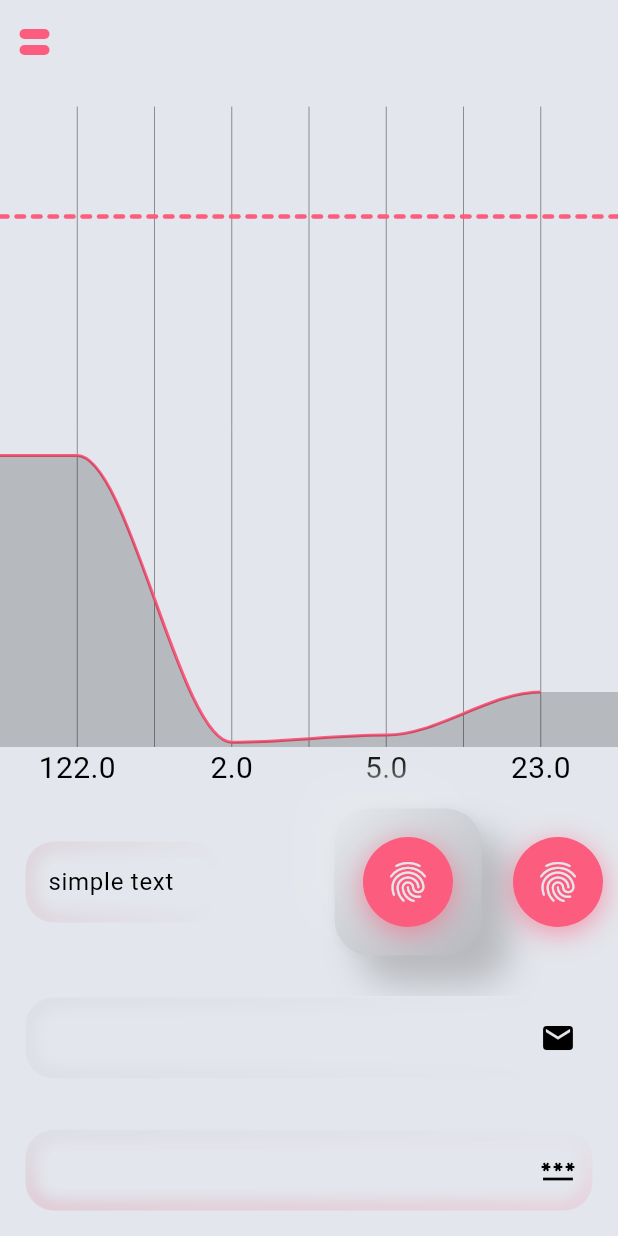
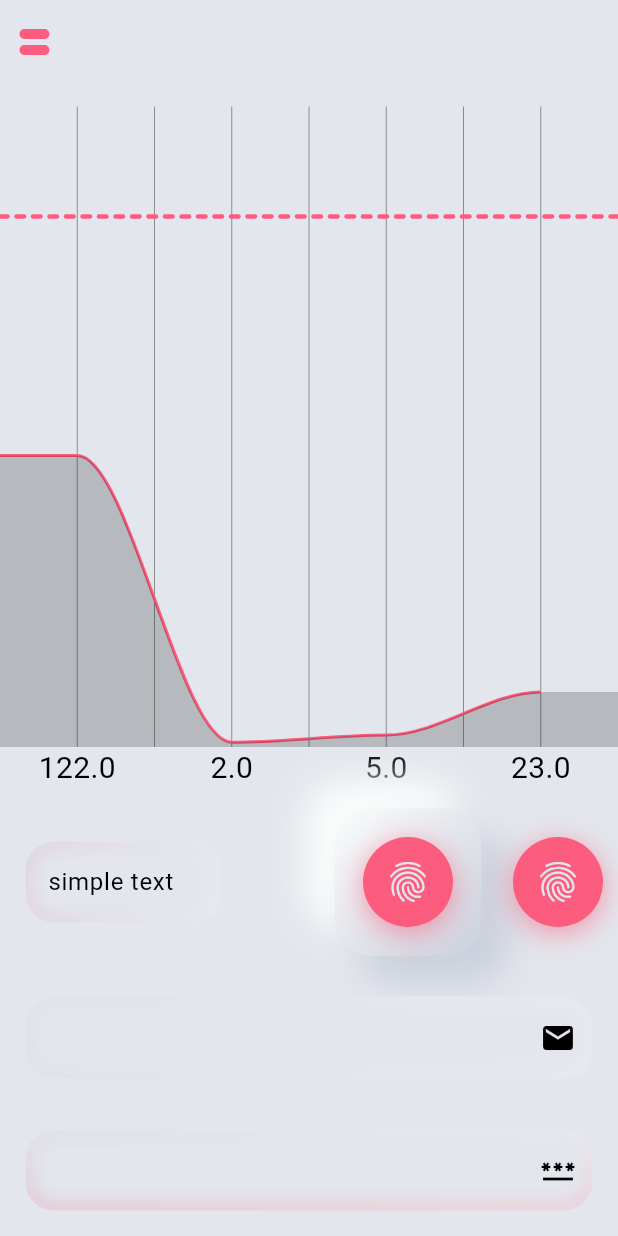
Before and after one commit to coredeveloper/itwillrock_ui, a Flutter app: the screen it shows after launch, on a phone screen of 412 x 824 dp. Run offline on Flutter 3.47's test engine with Material 3 defaults, Android fonts, the phone set to English and light mode, and no system bars; Roboto replaces fonts that are missing (Butler).

Commit message:
v0.1.2: Refactor AppColors to derive colors from background
- Add AppColors.configure() for single-point color configuration
- Auto-derive shadow colors from background using HSL
- Auto-compute text color based on background luminance
- Simplify example to use new configure() method
- Maintain backward compatibility with switchColorMode()

````diff
--- a/neumorphism/itwillrock_mobile_ui/example/lib/menu_demo.dart
+++ b/neumorphism/itwillrock_mobile_ui/example/lib/menu_demo.dart
@@ -6,7 +6,6 @@ import 'package:itwillrock_mobile_ui_example/demo/second.dart';
 
 // Neumorphism package
 import 'package:itwillrock_neumorphism/constants/colors.dart';
-import 'package:itwillrock_neumorphism/color_utils.dart';
 import 'package:itwillrock_neumorphism/neumorphism.dart';
 import 'package:itwillrock_neumorphism/menu/menu_container.dart';
 
@@ -26,7 +25,6 @@ class _MainState extends State<Main> with SingleTickerProviderStateMixin {
   static const _animationDuration = Duration(milliseconds: 300);
   static const double _menuShiftValue = 200.0;
   static const double _paddingValue = 16.0;
-  static const int _darkenFactor = 20;
   static const List<String> _menuItems = ["Sample 1", "Sample 2"];
 
   // State
@@ -134,8 +132,8 @@ class _MainState extends State<Main> with SingleTickerProviderStateMixin {
         animation: _controller,
         builder: (_, __) => AnimatedContainer(
           duration: _animationDuration,
-          color: ColorsUtils.darken(
-              AppColors.mainColor, _darkenFactor * _controller.value.toInt()),
+          color: Color.lerp(
+              AppColors.mainColor, Colors.black, _controller.value * 0.2),
           padding: padding,
           child: NavigationWrapper(
             menu: _buildMenu(context),
@@ -150,12 +148,12 @@ class _MainState extends State<Main> with SingleTickerProviderStateMixin {
   void _updateThemeColors(BuildContext context) {
     final themeData = Theme.of(context);
 
-    AppColors.mainColor = themeData.colorScheme.surface;
-    AppColors.textColor = themeData.textTheme.titleLarge!.color!;
-    AppColors.lightShadowColor = ColorsUtils.lighten(AppColors.mainColor, 7);
-    AppColors.darkShadowColor =
-        ColorsUtils.darken(AppColors.mainColor, _darkenFactor);
-    AppColors.accentColor = themeData.colorScheme.primary;
-    AppColors.altAccentColor = themeData.colorScheme.secondary;
+    // Configure neumorphic colors from theme
+    // Shadow colors are automatically derived from the background
+    AppColors.configure(
+      backgroundColor: themeData.colorScheme.surface,
+      accent: themeData.colorScheme.primary,
+      altAccent: themeData.colorScheme.secondary,
+    );
   }
 }
--- a/neumorphism/itwillrock_mobile_ui/lib/constants/colors.dart
+++ b/neumorphism/itwillrock_mobile_ui/lib/constants/colors.dart
@@ -1,97 +1,123 @@
 import 'package:flutter/painting.dart';
 
-/// Simple transperent color defentition, Yes we assume that sometimes transperent isn't fully transperent.
+/// Simple transparent color definition
 const transparentColor = Color.fromARGB(0, 0, 0, 0);
 
-///The main color in Light mode
-const mainColorLightMode = Color(0xFFE3E6EC);
+/// Default background color for light mode
+const defaultBackgroundLight = Color(0xFFE3E6EC);
 
-///The main color in Dark mode
-const mainColorDarkMode = Color(0xFF2A2D32);
+/// Default background color for dark mode
+const defaultBackgroundDark = Color(0xFF2A2D32);
 
-///The light color in Light mode
-const lightColorLightMode = Color(0xFFFFFFFF);
+/// Default accent color
+const defaultAccentColor = Color(0xFFFC5C7D);
 
-///The dark color in Light mode
-const darkColorLightMode = Color(0xFFD1D9E6);
+/// Default alternative accent color
+const defaultAltAccentColor = Color(0xFF6A82FB);
 
-///The light color in Dark mode
-const lightColorDarkMode = Color(0xFF000000);
-
-///The dark color in Dark mode
-const darkColorDarkMode = Color(0xFF24262B);
-
-///The text color in Light mode
-const textColorLightMode = Color(0xFF000000);
-
-///The text color in Dark mode
-const textColorDarkMode = Color(0xFFFFFFFF);
-
-///The alternative text color for non primary controls
+/// Alternative text color for use on accent/gradient backgrounds
 const altTextColor = Color(0xFFFFFFFF);
 
-///The accent color used to highlight or mark
-const accentColorConst = Color(0xFFFC5C7D);
+/// Dynamic color configuration for neumorphic design.
+///
+/// Colors are derived from a single background color:
+/// - [mainColor]: The background color (user-provided or default)
+/// - [lightShadowColor]: Computed lighter shade for highlights
+/// - [darkShadowColor]: Computed darker shade for shadows
+/// - [textColor]: Computed contrasting color for readability
+/// - [accentColor]: User-provided accent color for highlights
+///
+/// Example usage:
+/// ```dart
+/// // Configure with custom background and accent
+/// AppColors.configure(
+///   backgroundColor: Color(0xFFE0E5EC),
+///   accentColor: Colors.pink,
+/// );
+///
+/// // Or use dark mode preset
+/// AppColors.switchColorMode(darkMode: true);
+/// ```
+class AppColors {
+  // Private backing field for background color
+  static Color _backgroundColor = defaultBackgroundLight;
 
-///The accent color used to highlight or mark non primary controls
-const altAccentColorConst = Color(0xFF6A82FB);
+  /// The accent color used for highlights and active states
+  static Color accentColor = defaultAccentColor;
 
-///THe class for dynamicly changable colors. Like in case you switching modes.
-class AppColors {
-  ///The main color
-  static Color mainColor = mainColorLightMode;
+  /// The alternative accent color for gradients
+  static Color altAccentColor = defaultAltAccentColor;
 
-  ///The text color
-  static Color textColor = textColorLightMode;
+  /// The main background color
+  static Color get mainColor => _backgroundColor;
 
-  ///The light shadow color
-  static Color lightShadowColor = lightColorLightMode;
+  /// Text color - automatically computed for contrast against background
+  static Color get textColor => _computeTextColor(_backgroundColor);
 
-  ///The dark shadow color
-  static Color darkShadowColor = darkColorLightMode;
+  /// Light shadow color - computed lighter shade of background
+  static Color get lightShadowColor => _computeLightShadow(_backgroundColor);
 
-  ///The accent color
-  static Color accentColor = accentColorConst;
+  /// Dark shadow color - computed darker shade of background
+  static Color get darkShadowColor => _computeDarkShadow(_backgroundColor);
 
-  ///The alternative accent color
-  static Color altAccentColor = altAccentColorConst;
+  /// Configure colors from a background color.
+  ///
+  /// Shadow colors and text color are automatically derived.
+  /// Optionally provide accent colors for customization.
+  static void configure({
+    required Color backgroundColor,
+    Color? accent,
+    Color? altAccent,
+  }) {
+    _backgroundColor = backgroundColor;
+    if (accent != null) accentColor = accent;
+    if (altAccent != null) altAccentColor = altAccent;
+  }
 
-  ///The alternative text color
+  /// Switches between light and dark color mode using default presets.
+  ///
+  /// For custom colors, use [configure] instead.
+  static void switchColorMode(bool darkMode) {
+    _backgroundColor = darkMode ? defaultBackgroundDark : defaultBackgroundLight;
+  }
+
+  /// Gradient from accent to alt accent color
   static Gradient get mainGradient => LinearGradient(
         stops: const [0, 1],
         begin: FractionalOffset.centerLeft,
         end: FractionalOffset.centerRight,
-      colors: [
-        AppColors.accentColor,
-        AppColors.altAccentColor,
-      ]);
+        colors: [accentColor, altAccentColor],
+      );
 
-  ///The alternative text color
+  /// Gradient from alt accent to accent color
   static Gradient get reversedGradient => LinearGradient(
         stops: const [0, 1],
         begin: FractionalOffset.centerLeft,
         end: FractionalOffset.centerRight,
-      colors: [AppColors.altAccentColor, AppColors.accentColor]);
+        colors: [altAccentColor, accentColor],
+      );
 
-  ///The alternative text color
+  /// Gradient for shadow effects (light to dark)
   static Gradient get shadowGradient => LinearGradient(
-        colors: [AppColors.lightShadowColor, AppColors.darkShadowColor],
+        colors: [lightShadowColor, darkShadowColor],
         stops: const [0, 1],
         begin: FractionalOffset.topLeft,
         end: FractionalOffset.bottomRight,
       );
 
-  ///The alternative text color
+  /// Reversed gradient for shadow effects (dark to light)
   static Gradient get reversedShadowGradient => LinearGradient(
-        colors: [AppColors.darkShadowColor, AppColors.lightShadowColor],
+        colors: [darkShadowColor, lightShadowColor],
         stops: const [0, 1],
         begin: FractionalOffset.topLeft,
         end: FractionalOffset.bottomRight,
       );
 
-  ///The alternative text color
-  static List<Shadow> currentShadows(
-          {double blurMultiplier = 1.0, double offsetMultiplier = 1.0}) =>
+  /// Generates outer shadows with configurable intensity
+  static List<Shadow> currentShadows({
+    double blurMultiplier = 1.0,
+    double offsetMultiplier = 1.0,
+  }) =>
       [
         Shadow(
           color: lightShadowColor,
@@ -105,9 +131,11 @@ class AppColors {
         ),
       ];
 
-  ///The alternative text color
-  static List<Shadow> currentInnerShadows(
-          {double blurMultiplier = 1.0, double offsetMultiplier = 1.0}) =>
+  /// Generates inner shadows with configurable intensity
+  static List<Shadow> currentInnerShadows({
+    double blurMultiplier = 1.0,
+    double offsetMultiplier = 1.0,
+  }) =>
       [
         Shadow(
           color: lightShadowColor,
@@ -121,18 +149,48 @@ class AppColors {
         ),
       ];
 
-  /// Switches between light and dark color mode
-  static void switchColorMode(bool darkMode) {
-    if (darkMode) {
-      mainColor = mainColorDarkMode;
-      textColor = textColorDarkMode;
-      lightShadowColor = lightColorDarkMode;
-      darkShadowColor = darkColorDarkMode;
+  // --- Private helper methods ---
+
+  /// Computes contrasting text color based on background luminance
+  static Color _computeTextColor(Color background) {
+    return background.computeLuminance() > 0.5
+        ? const Color(0xFF000000)
+        : const Color(0xFFFFFFFF);
+  }
+
+  /// Computes light shadow color (lighter than background)
+  static Color _computeLightShadow(Color background) {
+    final hsl = HSLColor.fromColor(background);
+    final isDark = hsl.lightness < 0.5;
+
+    if (isDark) {
+      // For dark backgrounds, light shadow is even darker (appears as absence of light)
+      return hsl
+          .withLightness((hsl.lightness - 0.05).clamp(0.0, 1.0))
+          .toColor();
     } else {
-      mainColor = mainColorLightMode;
-      darkShadowColor = darkColorLightMode;
-      lightShadowColor = lightColorLightMode;
-      textColor = textColorLightMode;
+      // For light backgrounds, light shadow is brighter
+      return hsl
+          .withLightness((hsl.lightness + 0.08).clamp(0.0, 1.0))
+          .toColor();
+    }
+  }
+
+  /// Computes dark shadow color (darker than background)
+  static Color _computeDarkShadow(Color background) {
+    final hsl = HSLColor.fromColor(background);
+    final isDark = hsl.lightness < 0.5;
+
+    if (isDark) {
+      // For dark backgrounds, reduce lightness more subtly
+      return hsl
+          .withLightness((hsl.lightness - 0.03).clamp(0.0, 1.0))
+          .toColor();
+    } else {
+      // For light backgrounds, darken noticeably
+      return hsl
+          .withLightness((hsl.lightness - 0.08).clamp(0.0, 1.0))
+          .toColor();
     }
   }
 }
--- a/neumorphism/itwillrock_mobile_ui/pubspec.yaml
+++ b/neumorphism/itwillrock_mobile_ui/pubspec.yaml
@@ -1,6 +1,6 @@
 name: itwillrock_neumorphism
 description: Neumorphic controls and controls environment implementation.
-version: 0.1.1
+version: 0.1.2
 homepage: https://github.com/coredeveloper/itwillrock_ui/tree/main/neumorphism/itwillrock_mobile_ui
 repository: https://github.com/coredeveloper/itwillrock_ui/tree/main/neumorphism/itwillrock_mobile_ui
 screenshots:
````
Also changed, not shown: 2 other files. Lines whose indentation alone changed are shown as unchanged.
